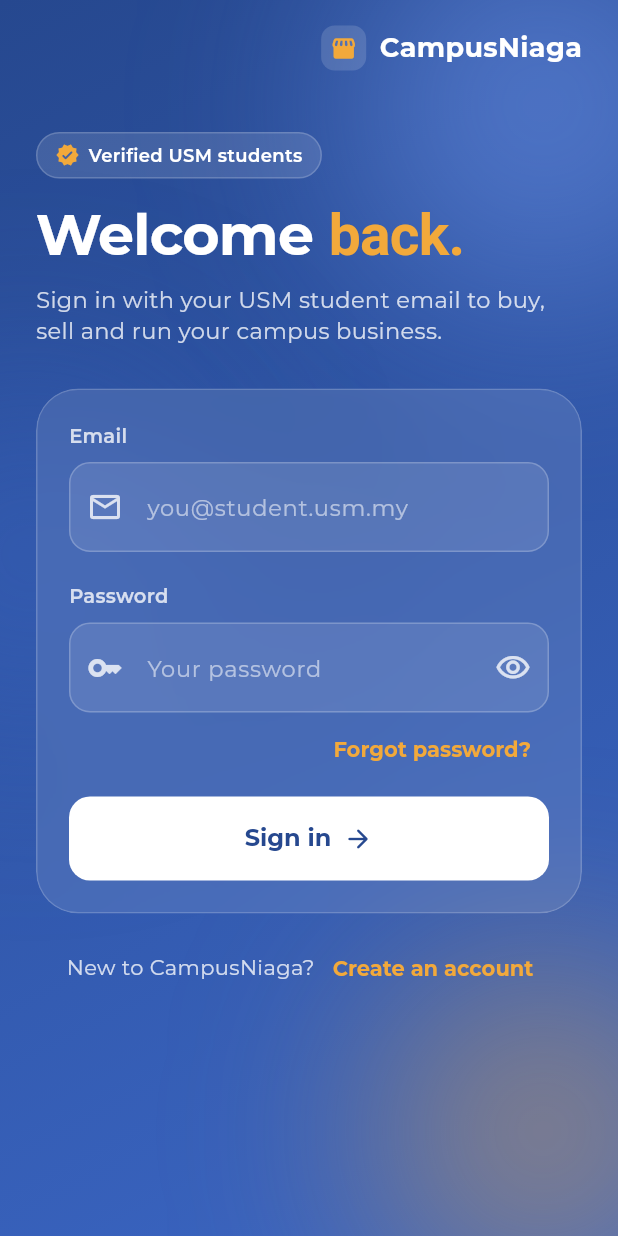
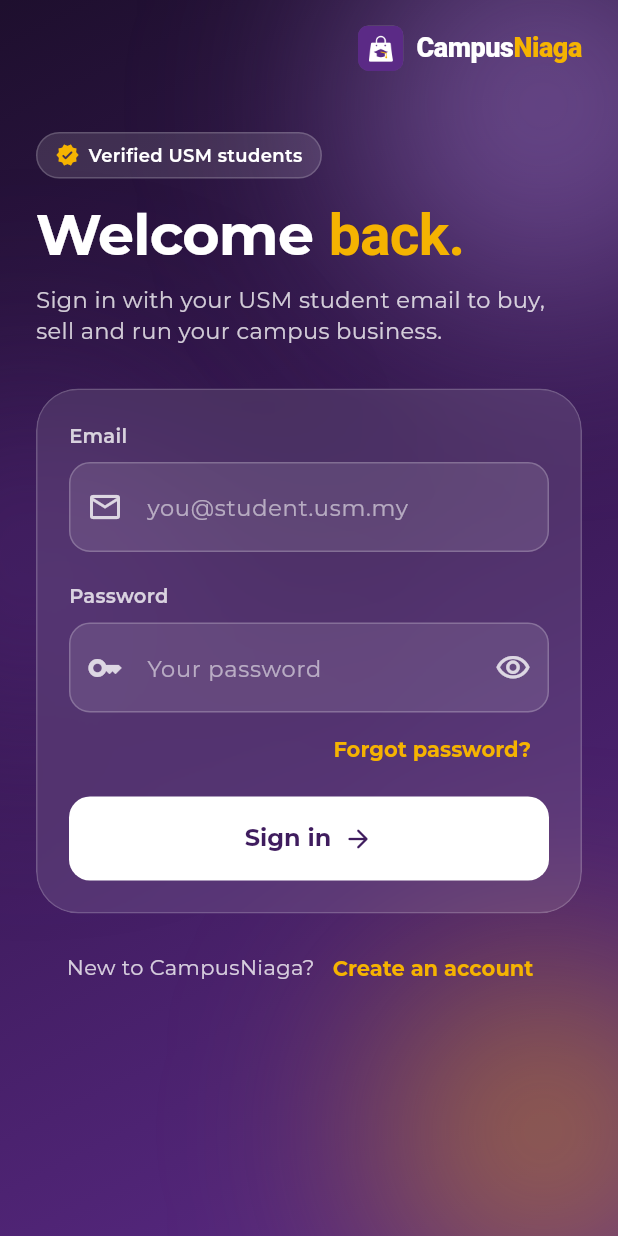
Before and after one commit to asyrafmika/CampusNiaga, a Flutter app: the screen it shows after launch, after a tap on "Continue", after a tap on "Skip", on a phone screen of 412 x 824 dp. Run offline on Flutter 3.47's test engine with Material 3 defaults, Android fonts, the phone set to English and light mode, and no system bars; our stand-ins replace file_picker, flutter_riverpod, go_router, image_picker, shared_preferences, supabase_flutter; accounts and stored records are empty.

Commit message:
Switch the app to the USM purple and gold brand; fix the splash width
Colours now come from the logo: USM purple primary, gold accent, deep
purple for the splash, onboarding and sign-in. The logo widget shows the
real mark and the two-colour wordmark.

The splash background only covered its content's width (Scaffold gives
its body loose constraints), leaving a white strip on the right; it now
fills the screen, with a test that fails without the fix.

Co-Authored-By: Claude Opus 5.5 <noreply@anthropic.com>

```diff
--- a/mobile/lib/core/theme/app_colors.dart
+++ b/mobile/lib/core/theme/app_colors.dart
@@ -1,12 +1,19 @@
 import 'package:flutter/material.dart';
 
-/// CampusNiaga colours: a bright, softened navy with an amber accent,
-/// inspired by the Nestora reference.
+/// CampusNiaga colours: USM purple with a gold accent, taken from the
+/// CampusNiaga logo (docs/brand/).
 abstract final class AppColors {
-  static const Color primary = Color(0xFF3B66C4);
-  static const Color primaryDark = Color(0xFF26488F);
-  static const Color primarySoft = Color(0xFFE8EEFA);
-  static const Color accent = Color(0xFFF2A93B);
+  /// USM purple, the logo tile.
+  static const Color primary = Color(0xFF5B2A86);
+  static const Color primaryDark = Color(0xFF3F1C5E);
+  static const Color primarySoft = Color(0xFFF1EAF7);
+
+  /// The deep purple behind the dark logo; splash and launch screens.
+  static const Color night = Color(0xFF1E0F2E);
+
+  /// Gold, the mortarboard tassel. On white, text uses [accentDeep].
+  static const Color accent = Color(0xFFF5B301);
+  static const Color accentDeep = Color(0xFFE0A100);
 
   static const Color background = Color(0xFFF7F7F5);
   static const Color surface = Color(0xFFFFFFFF);
@@ -18,10 +25,19 @@ abstract final class AppColors {
   static const Color border = Color(0xFFE5E3DF);
   static const Color error = Color(0xFFC62828);
 
-  /// Splash and header backgrounds.
+  /// Header and banner backgrounds.
   static const LinearGradient brandGradient = LinearGradient(
     begin: Alignment.topLeft,
     end: Alignment.bottomRight,
     colors: [primaryDark, primary],
   );
+
+  /// Splash and sign-in backgrounds: from [night] (the launch screen's
+  /// colour) to USM purple.
+  static const LinearGradient nightGradient = LinearGradient(
+    begin: Alignment.topLeft,
+    end: Alignment.bottomRight,
+    colors: [night, primaryDark, primary],
+    stops: [0, 0.55, 1],
+  );
 }
--- a/mobile/lib/core/widgets/app_logo.dart
+++ b/mobile/lib/core/widgets/app_logo.dart
@@ -2,35 +2,79 @@ import 'package:flutter/material.dart';
 
 import '../theme/app_colors.dart';
 
-/// The CampusNiaga mark: an amber storefront on a rounded tile.
-/// Replace with an image asset once there is a designed logo.
+/// The CampusNiaga mark: the shopping bag with a mortarboard on a USM purple
+/// tile (assets/images/logo_mark.png, from docs/brand/app-icon.png).
 class AppLogoMark extends StatelessWidget {
   const AppLogoMark({super.key, this.size = 40, this.onDark = false});
 
+  static const String asset = 'assets/images/logo_mark.png';
+
   final double size;
+
+  /// Adds a faint white outline so the purple tile stands out on purple.
   final bool onDark;
 
   @override
   Widget build(BuildContext context) {
-    return Container(
+    final image = Image.asset(
+      asset,
       width: size,
       height: size,
+      filterQuality: FilterQuality.medium,
+      semanticLabel: 'CampusNiaga',
+    );
+    if (!onDark) return image;
+    return DecoratedBox(
       decoration: BoxDecoration(
-        color: onDark
-            ? Colors.white.withValues(alpha: 0.14)
-            : AppColors.primary,
-        borderRadius: BorderRadius.circular(size * 0.3),
+        borderRadius: BorderRadius.circular(size * 0.22),
+        border: Border.all(color: Colors.white.withValues(alpha: 0.22)),
       ),
-      child: Icon(
-        Icons.storefront_rounded,
-        color: AppColors.accent,
-        size: size * 0.6,
+      child: image,
+    );
+  }
+}
+
+/// The "Campus" + "Niaga" wordmark: purple and gold on light backgrounds,
+/// white and gold on dark ones, as in the logo.
+class AppWordmark extends StatelessWidget {
+  const AppWordmark({
+    super.key,
+    this.fontSize = 18,
+    this.onDark = false,
+    this.fontWeight = FontWeight.w800,
+  });
+
+  final double fontSize;
+  final bool onDark;
+  final FontWeight fontWeight;
+
+  @override
+  Widget build(BuildContext context) {
+    return Text.rich(
+      TextSpan(
+        style: TextStyle(
+          fontSize: fontSize,
+          fontWeight: fontWeight,
+          letterSpacing: -0.3,
+        ),
+        children: [
+          TextSpan(
+            text: 'Campus',
+            style: TextStyle(color: onDark ? Colors.white : AppColors.primary),
+          ),
+          TextSpan(
+            text: 'Niaga',
+            style: TextStyle(
+              color: onDark ? AppColors.accent : AppColors.accentDeep,
+            ),
+          ),
+        ],
       ),
     );
   }
 }
 
-/// Mark plus the "CampusNiaga" wordmark, side by side.
+/// Mark plus wordmark, side by side.
 class AppLogo extends StatelessWidget {
   const AppLogo({super.key, this.size = 32, this.onDark = false});
 
@@ -44,14 +88,7 @@ class AppLogo extends StatelessWidget {
       children: [
         AppLogoMark(size: size, onDark: onDark),
         SizedBox(width: size * 0.3),
-        Text(
-          'CampusNiaga',
-          style: TextStyle(
-            fontSize: size * 0.6,
-            fontWeight: FontWeight.w700,
-            color: onDark ? Colors.white : AppColors.text,
-          ),
-        ),
+        AppWordmark(fontSize: size * 0.6, onDark: onDark),
       ],
     );
   }
--- a/mobile/lib/core/widgets/brand_photo.dart
+++ b/mobile/lib/core/widgets/brand_photo.dart
@@ -3,7 +3,7 @@ import 'package:flutter/material.dart';
 import '../theme/app_colors.dart';
 
 /// Photo slots. Put the files in `mobile/assets/images/` with these names;
-/// until then each slot shows a navy panel with an icon.
+/// until then each slot shows a purple panel with an icon.
 abstract final class AppImages {
   static const List<String> onboarding = [
     'assets/images/onboarding_1.jpg',
--- a/mobile/lib/features/auth/presentation/splash_screen.dart
+++ b/mobile/lib/features/auth/presentation/splash_screen.dart
@@ -19,23 +19,21 @@ class SplashScreen extends ConsumerWidget {
     final textTheme = Theme.of(context).textTheme;
 
     return Scaffold(
-      body: DecoratedBox(
-        decoration: const BoxDecoration(gradient: AppColors.brandGradient),
+      backgroundColor: AppColors.night,
+      // Scaffold gives its body loose constraints, so without SizedBox.expand
+      // the gradient only covers the column's width and leaves a white strip.
+      body: SizedBox.expand(
+        child: DecoratedBox(
+          decoration: const BoxDecoration(gradient: AppColors.nightGradient),
           child: SafeArea(
             child: Padding(
               padding: const EdgeInsets.all(32),
               child: Column(
                 children: [
                   const Spacer(flex: 3),
-                const AppLogoMark(size: 88, onDark: true),
+                  const AppLogoMark(size: 96, onDark: true),
                   const SizedBox(height: 24),
-                Text(
-                  'CampusNiaga',
-                  style: textTheme.headlineLarge?.copyWith(
-                    color: Colors.white,
-                    fontSize: 36,
-                  ),
-                ),
+                  const AppWordmark(fontSize: 36, onDark: true),
                   const SizedBox(height: 12),
                   Text(
                     'BUY. SELL. START YOUR BUSINESS.',
@@ -61,7 +59,9 @@ class SplashScreen extends ConsumerWidget {
                       "Couldn't reach CampusNiaga. Check your internet "
                       'connection and try again.',
                       textAlign: TextAlign.center,
-                    style: textTheme.bodyMedium?.copyWith(color: Colors.white),
+                      style: textTheme.bodyMedium?.copyWith(
+                        color: Colors.white,
+                      ),
                     ),
                     const SizedBox(height: 16),
                     FilledButton(
@@ -82,6 +82,7 @@ class SplashScreen extends ConsumerWidget {
             ),
           ),
         ),
+      ),
     );
   }
 }
--- a/mobile/lib/features/auth/presentation/widgets/auth_layout.dart
+++ b/mobile/lib/features/auth/presentation/widgets/auth_layout.dart
@@ -8,8 +8,8 @@ import '../../../../core/theme/app_theme.dart';
 import '../../../../core/widgets/app_logo.dart';
 import 'auth_style.dart';
 
-/// Sign-in style page on the brand navy: logo bar, a large left-aligned
-/// headline whose last words are amber, a subtitle, and the form on a
+/// Sign-in style page on the brand purple: logo bar, a large left-aligned
+/// headline whose last words are gold, a subtitle, and the form on a
 /// frosted-glass card that fades and slides in.
 class AuthLayout extends StatelessWidget {
   const AuthLayout({
@@ -23,7 +23,7 @@ class AuthLayout extends StatelessWidget {
     this.footer,
   });
 
-  /// Headline text; [titleAccent] follows it in amber ("Welcome " + "back.").
+  /// Headline text; [titleAccent] follows it in gold ("Welcome " + "back.").
   final String title;
   final String? titleAccent;
   final String subtitle;
@@ -159,10 +159,10 @@ class _AuroraBackground extends StatelessWidget {
   @override
   Widget build(BuildContext context) {
     return const DecoratedBox(
-      decoration: BoxDecoration(gradient: AppColors.brandGradient),
+      decoration: BoxDecoration(gradient: AppColors.nightGradient),
       child: Stack(
         children: [
-          _Glow(right: -80, top: -60, size: 260, color: AuthStyle.glowBlue),
+          _Glow(right: -80, top: -60, size: 260, color: AuthStyle.glowLavender),
           _Glow(left: -90, top: 260, size: 220, color: AppColors.primary),
           _Glow(right: -60, bottom: -40, size: 220, color: AppColors.accent),
         ],
@@ -375,7 +375,7 @@ class AuthSwitchLink extends StatelessWidget {
   }
 }
 
-/// White button with navy text (as on onboarding); shows a spinner while
+/// White button with purple text (as on onboarding); shows a spinner while
 /// [busy].
 class SubmitButton extends StatelessWidget {
   const SubmitButton({
--- a/mobile/lib/features/auth/presentation/widgets/auth_style.dart
+++ b/mobile/lib/features/auth/presentation/widgets/auth_style.dart
@@ -3,7 +3,7 @@ import 'package:flutter/material.dart';
 import '../../../../core/theme/app_colors.dart';
 import '../../../../core/theme/app_theme.dart';
 
-/// The sign-in and sign-up look: the brand navy gradient of the splash and
+/// The sign-in and sign-up look: the deep purple gradient of the splash and
 /// onboarding, soft "aurora" glows, and a frosted-glass form card.
 abstract final class AuthStyle {
   static const Color text = Colors.white;
@@ -14,12 +14,12 @@ abstract final class AuthStyle {
   static const Color glass = Color(0x1AFFFFFF);
   static const Color glassBorder = Color(0x2EFFFFFF);
   static const Color error = Color(0xFFFFB4AB);
-  static const Color glowBlue = Color(0xFF7FA6FF);
+  static const Color glowLavender = Color(0xFFB98CE6);
 
   static const double fieldRadius = 14;
 
-  /// The app theme adjusted for the navy auth screens: light text, frosted
-  /// inputs that light up amber when focused.
+  /// The app theme adjusted for the purple auth screens: light text, frosted
+  /// inputs that light up gold when focused.
   static ThemeData themeFrom(ThemeData base) {
     OutlineInputBorder border(Color color, {double width = 1}) =>
         OutlineInputBorder(
@@ -36,7 +36,7 @@ abstract final class AuthStyle {
       textTheme: base.textTheme.apply(bodyColor: text, displayColor: text),
       textSelectionTheme: const TextSelectionThemeData(
         cursorColor: AppColors.accent,
-        selectionColor: Color(0x66F2A93B),
+        selectionColor: Color(0x66F5B301),
         selectionHandleColor: AppColors.accent,
       ),
       inputDecorationTheme: InputDecorationTheme(
--- a/mobile/lib/features/business/store/presentation/widgets/store_widgets.dart
+++ b/mobile/lib/features/business/store/presentation/widgets/store_widgets.dart
@@ -9,7 +9,7 @@ import '../../../../marketplace/presentation/widgets/listing_widgets.dart';
 import '../../data/store_repository.dart';
 import '../../domain/store_models.dart';
 
-/// A business logo from the private bucket, or its initial on a navy circle.
+/// A business logo from the private bucket, or its initial on a purple circle.
 class BusinessLogo extends ConsumerWidget {
   const BusinessLogo({
     super.key,
--- a/mobile/lib/features/onboarding/presentation/onboarding_screen.dart
+++ b/mobile/lib/features/onboarding/presentation/onboarding_screen.dart
@@ -82,9 +82,9 @@ class _OnboardingScreenState extends ConsumerState<OnboardingScreen> {
     final textTheme = Theme.of(context).textTheme;
 
     return Scaffold(
-      backgroundColor: AppColors.primaryDark,
+      backgroundColor: AppColors.night,
       body: DecoratedBox(
-        decoration: const BoxDecoration(gradient: AppColors.brandGradient),
+        decoration: const BoxDecoration(gradient: AppColors.nightGradient),
         child: SafeArea(
           child: Column(
             children: [
```
Also changed, not shown: 2 other files. Lines whose indentation alone changed are shown as unchanged.
